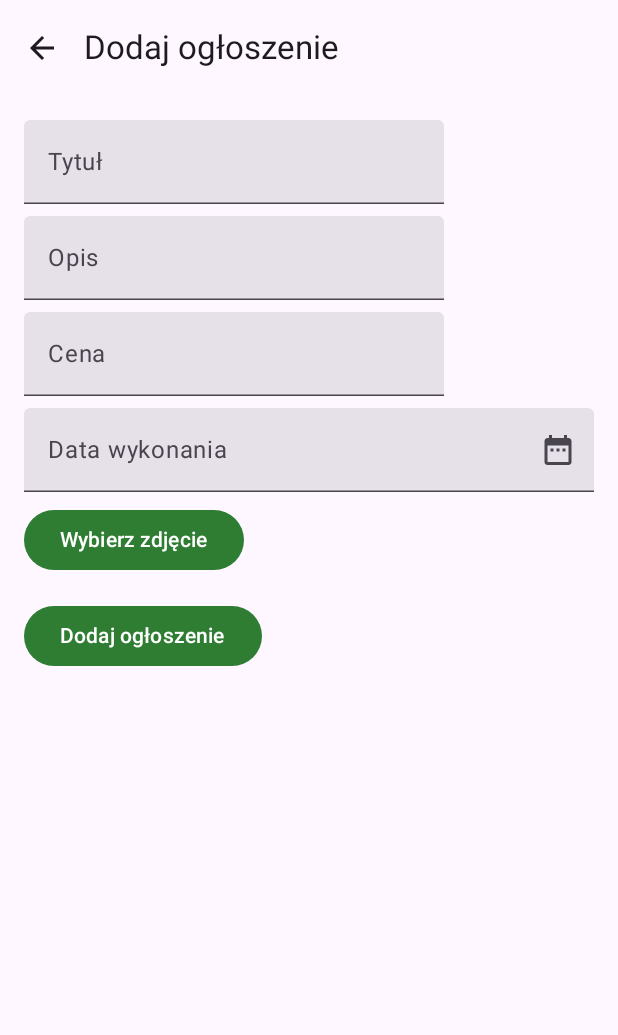
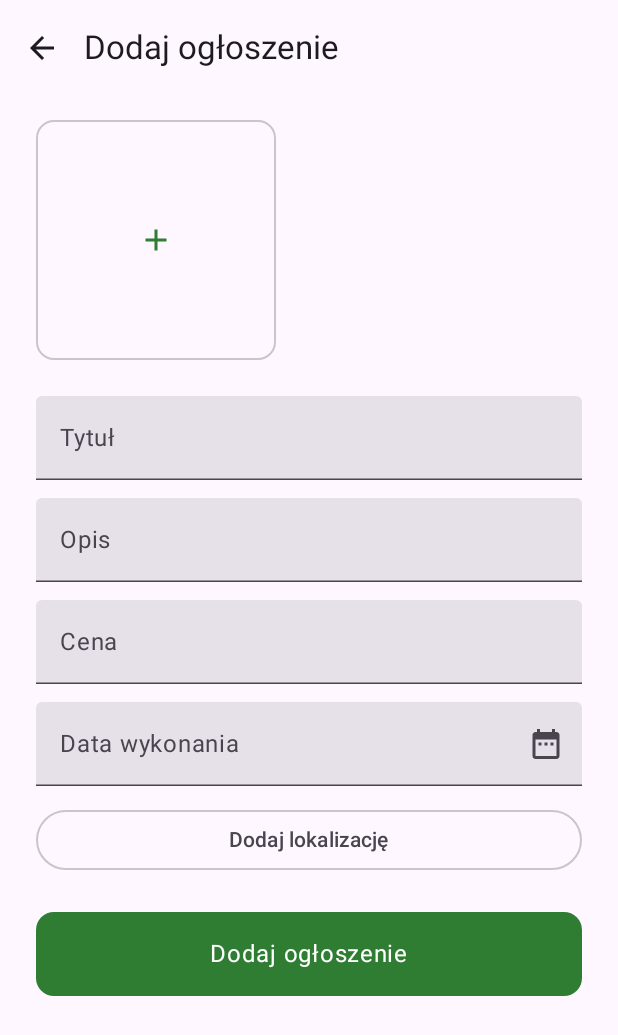
Before and after one commit to Lukiiluki68/Helply, an Android app built with Jetpack Compose: the CreateAdScreen screen opened through its navigation route, on a phone screen of 412 x 824 dp. Shown: the top 1035 px of the screen. Run offline under Robolectric (Android 15) with nearby library versions, the phone set to English and light mode, and no system bars; our stand-ins replace Firebase (no records; nobody signed in at launch, a user with empty details on screens opened directly).

Commit message:
Dodano wygląd CreateAdScreen i funkcjonalność Dark Theme

```diff
--- a/app/src/main/java/com/example/helplyt/presentation/create_ad/CreateAdScreen.kt
+++ b/app/src/main/java/com/example/helplyt/presentation/create_ad/CreateAdScreen.kt
@@ -1,70 +1,73 @@
+
+import android.app.DatePickerDialog
 import android.net.Uri
 import androidx.activity.compose.rememberLauncherForActivityResult
 import androidx.activity.result.contract.ActivityResultContracts
-import androidx.compose.foundation.layout.Arrangement
-import androidx.compose.foundation.layout.Column
-import androidx.compose.foundation.layout.Spacer
-import androidx.compose.foundation.layout.fillMaxSize
-import androidx.compose.foundation.layout.height
-import androidx.compose.foundation.layout.padding
+import androidx.compose.foundation.Image
+import androidx.compose.foundation.background
+import androidx.compose.foundation.clickable
+import androidx.compose.foundation.layout.*
+import androidx.compose.foundation.lazy.LazyRow
+import androidx.compose.foundation.lazy.items
+import androidx.compose.foundation.shape.CircleShape
+import androidx.compose.foundation.shape.RoundedCornerShape
 import androidx.compose.material.icons.Icons
-import androidx.compose.material.icons.filled.ArrowBack
-import androidx.compose.material3.Button
-import androidx.compose.material3.ExperimentalMaterial3Api
-import androidx.compose.material3.Icon
-import androidx.compose.material3.IconButton
-import androidx.compose.material3.Scaffold
-import androidx.compose.material3.Text
-import androidx.compose.material3.TextField
-import androidx.compose.material3.TopAppBar
-import androidx.compose.runtime.Composable
-import androidx.compose.runtime.getValue
-import androidx.compose.runtime.mutableStateOf
-import androidx.compose.runtime.remember
-import androidx.compose.runtime.setValue
+import androidx.compose.material.icons.filled.Add
+import androidx.compose.material.icons.filled.Close
+import androidx.compose.material.icons.filled.DateRange
+import androidx.compose.material.icons.automirrored.filled.ArrowBack
+import androidx.compose.material3.*
+import androidx.compose.runtime.*
+import androidx.compose.ui.Alignment
 import androidx.compose.ui.Modifier
+import androidx.compose.ui.draw.clip
+import androidx.compose.ui.graphics.Color
+import androidx.compose.ui.layout.ContentScale
 import androidx.compose.ui.platform.LocalContext
 import androidx.compose.ui.unit.dp
 import androidx.lifecycle.viewmodel.compose.viewModel
 import androidx.navigation.NavController
-import android.app.DatePickerDialog
-import androidx.compose.foundation.clickable
-import androidx.compose.foundation.layout.fillMaxWidth
-import androidx.compose.material.icons.filled.ArrowDropDown
-import androidx.compose.material.icons.filled.DateRange
+import coil.compose.rememberAsyncImagePainter
 import java.util.*
 
 @OptIn(ExperimentalMaterial3Api::class)
 @Composable
 fun CreateAdScreen(
     navController: NavController,
-    viewModel: CreateAdViewModel = viewModel() ,
-            onBack: () -> Unit = { navController.popBackStack() }
+    viewModel: CreateAdViewModel = viewModel(),
+    onBack: () -> Unit = { navController.popBackStack() }
 ) {
     val context = LocalContext.current
     var title by remember { mutableStateOf("") }
     var description by remember { mutableStateOf("") }
     var price by remember { mutableStateOf("") }
     var date by remember { mutableStateOf("") }
-    var imageUri by remember { mutableStateOf<Uri?>(null) }
+    val imageUris = remember { mutableStateListOf<Uri>() }
+
+    // Lokalizacja dialog
+    var showLocationDialog by remember { mutableStateOf(false) }
+    var zip by remember { mutableStateOf("") }
+    var city by remember { mutableStateOf("") }
+    var street by remember { mutableStateOf("") }
+    var building by remember { mutableStateOf("") }
+
     val calendar = Calendar.getInstance()
-    val year = calendar.get(Calendar.YEAR)
-    val month = calendar.get(Calendar.MONTH)
-    val day = calendar.get(Calendar.DAY_OF_MONTH)
-
     val datePickerDialog = DatePickerDialog(
         context,
-        { _, selectedYear, selectedMonth, selectedDay ->
-            date = "%02d-%02d-%04d".format(selectedDay, selectedMonth + 1, selectedYear)
+        { _, year, month, day ->
+            date = "%02d-%02d-%04d".format(day, month + 1, year)
         },
-        year,
-        month,
-        day
+        calendar.get(Calendar.YEAR),
+        calendar.get(Calendar.MONTH),
+        calendar.get(Calendar.DAY_OF_MONTH)
     )
+
     val launcher = rememberLauncherForActivityResult(
-        contract = ActivityResultContracts.GetContent()
-    ) { uri: Uri? ->
-        imageUri = uri
+        contract = ActivityResultContracts.OpenMultipleDocuments()
+    ) { uris ->
+        val remainingSlots = 5 - imageUris.size
+        val selected = uris.take(remainingSlots)
+        imageUris.addAll(selected)
     }
 
     Scaffold(
@@ -72,26 +75,103 @@ fun CreateAdScreen(
             TopAppBar(
                 title = { Text("Dodaj ogłoszenie") },
                 navigationIcon = {
-                    IconButton(onClick = { navController.popBackStack() }) {
-                        Icon(Icons.Default.ArrowBack, contentDescription = "Wróć")
+                    IconButton(onClick = { onBack() }) {
+                        Icon(Icons.AutoMirrored.Filled.ArrowBack, contentDescription = "Wróć")
                     }
                 }
             )
         }
     ) { innerPadding ->
+
         Column(
             modifier = Modifier
                 .fillMaxSize()
                 .padding(innerPadding)
-                .padding(16.dp),
-            verticalArrangement = Arrangement.Top
+                .padding(horizontal = 24.dp, vertical = 16.dp),
+            verticalArrangement = Arrangement.Top,
+            horizontalAlignment = Alignment.CenterHorizontally
         ) {
-            TextField(value = title, onValueChange = { title = it }, label = { Text("Tytuł") })
-            Spacer(modifier = Modifier.height(8.dp))
-            TextField(value = description, onValueChange = { description = it }, label = { Text("Opis") })
-            Spacer(modifier = Modifier.height(8.dp))
-            TextField(value = price, onValueChange = { price = it }, label = { Text("Cena") })
-            Spacer(modifier = Modifier.height(8.dp))
+            LazyRow(
+                modifier = Modifier.fillMaxWidth(),
+                horizontalArrangement = Arrangement.spacedBy(8.dp)
+            ) {
+                items(imageUris) { uri ->
+                    Box(modifier = Modifier.size(160.dp)) {
+                        Image(
+                            painter = rememberAsyncImagePainter(uri),
+                            contentDescription = null,
+                            contentScale = ContentScale.Crop,
+                            modifier = Modifier
+                                .fillMaxSize()
+                                .clip(RoundedCornerShape(12.dp))
+                        )
+                        Box(
+                            modifier = Modifier
+                                .align(Alignment.TopEnd)
+                                .padding(4.dp)
+                                .size(28.dp)
+                                .background(Color.White, shape = CircleShape),
+                            contentAlignment = Alignment.Center
+                        ) {
+                            IconButton(
+                                onClick = { imageUris.remove(uri) },
+                                modifier = Modifier.size(20.dp)
+                            ) {
+                                Icon(
+                                    imageVector = Icons.Default.Close,
+                                    contentDescription = "Usuń",
+                                    tint = Color.Black
+                                )
+                            }
+                        }
+                    }
+                }
+
+                if (imageUris.size < 5) {
+                    item {
+                        OutlinedButton(
+                            onClick = { launcher.launch(arrayOf("image/*")) },
+                            modifier = Modifier.size(160.dp),
+                            shape = RoundedCornerShape(12.dp),
+                            colors = ButtonDefaults.outlinedButtonColors(
+                                contentColor = MaterialTheme.colorScheme.primary
+                            )
+                        ) {
+                            Icon(Icons.Default.Add, contentDescription = "Dodaj")
+                        }
+                    }
+                }
+            }
+
+            Spacer(modifier = Modifier.height(24.dp))
+
+            TextField(
+                value = title,
+                onValueChange = { title = it },
+                label = { Text("Tytuł") },
+                modifier = Modifier.fillMaxWidth()
+            )
+
+            Spacer(modifier = Modifier.height(12.dp))
+
+            TextField(
+                value = description,
+                onValueChange = { description = it },
+                label = { Text("Opis") },
+                modifier = Modifier.fillMaxWidth()
+            )
+
+            Spacer(modifier = Modifier.height(12.dp))
+
+            TextField(
+                value = price,
+                onValueChange = { price = it },
+                label = { Text("Cena") },
+                modifier = Modifier.fillMaxWidth()
+            )
+
+            Spacer(modifier = Modifier.height(12.dp))
+
             TextField(
                 value = date,
                 onValueChange = {},
@@ -106,24 +186,67 @@ fun CreateAdScreen(
                     .fillMaxWidth()
                     .clickable { datePickerDialog.show() }
             )
-            Spacer(modifier = Modifier.height(8.dp))
 
-            Button(onClick = { launcher.launch("image/*") }) {
-                Text("Wybierz zdjęcie")
+            Spacer(modifier = Modifier.height(12.dp))
+
+            OutlinedButton(
+                onClick = { showLocationDialog = true },
+                modifier = Modifier
+                    .fillMaxWidth()
+
+            ) {
+                Text("Dodaj lokalizację")
             }
 
-            imageUri?.let {
-                Spacer(modifier = Modifier.height(8.dp))
-                Text("Wybrano zdjęcie: ${it.lastPathSegment}")
-            }
+            Spacer(modifier = Modifier.height(24.dp))
 
-            Spacer(modifier = Modifier.height(16.dp))
-            Button(onClick = {
-                viewModel.createAd(title, description, price, date, imageUri, context)
-                navController.popBackStack()
-            }) {
-                Text("Dodaj ogłoszenie")
+            Card(
+                onClick = {
+                    viewModel.createAd(title, description, price, date, imageUris.toList(), context)
+                    navController.popBackStack()
+                },
+                modifier = Modifier
+                    .fillMaxWidth()
+                    .height(56.dp),
+                shape = MaterialTheme.shapes.medium,
+                colors = CardDefaults.cardColors(containerColor = MaterialTheme.colorScheme.primary)
+            ) {
+                Box(contentAlignment = Alignment.Center, modifier = Modifier.fillMaxSize()) {
+                    Text(
+                        text = "Dodaj ogłoszenie",
+                        color = MaterialTheme.colorScheme.onPrimary,
+                        style = MaterialTheme.typography.bodyLarge
+                    )
+                }
             }
         }
     }
+
+    if (showLocationDialog) {
+        AlertDialog(
+            onDismissRequest = { showLocationDialog = false },
+            confirmButton = {
+                TextButton(onClick = {
+                    // TODO: obsługa zapisanej lokalizacji
+                    showLocationDialog = false
+                }) {
+                    Text("Zapisz")
+                }
+            },
+            dismissButton = {
+                TextButton(onClick = { showLocationDialog = false }) {
+                    Text("Anuluj")
+                }
+            },
+            title = { Text("Dodaj lokalizację") },
+            text = {
+                Column {
+                    TextField(value = zip, onValueChange = { zip = it }, label = { Text("Kod pocztowy") })
+                    TextField(value = city, onValueChange = { city = it }, label = { Text("Miasto") })
+                    TextField(value = street, onValueChange = { street = it }, label = { Text("Ulica") })
+                    TextField(value = building, onValueChange = { building = it }, label = { Text("Numer budynku / mieszkania") })
+                }
+            }
+        )
+    }
 }
--- a/app/src/main/java/com/example/helplyt/presentation/login/LoginScreen.kt
+++ b/app/src/main/java/com/example/helplyt/presentation/login/LoginScreen.kt
@@ -1,5 +1,6 @@
 import android.widget.Toast
 import androidx.compose.foundation.Image
+import androidx.compose.foundation.background
 import androidx.compose.foundation.layout.*
 import androidx.compose.material.icons.Icons
 import androidx.compose.material.icons.filled.Email
@@ -46,6 +47,7 @@ fun LoginScreen(
     Column(
         modifier = Modifier
             .fillMaxSize()
+            .background(MaterialTheme.colorScheme.background)
             .padding(horizontal = 24.dp),
         horizontalAlignment = Alignment.CenterHorizontally,
         verticalArrangement = Arrangement.Center
--- a/app/src/main/java/com/example/helplyt/presentation/register/RegisterScreen.kt
+++ b/app/src/main/java/com/example/helplyt/presentation/register/RegisterScreen.kt
@@ -1,5 +1,6 @@
 import android.widget.Toast
 import androidx.compose.foundation.Image
+import androidx.compose.foundation.background
 import androidx.compose.foundation.layout.*
 import androidx.compose.material.icons.Icons
 import androidx.compose.material.icons.filled.Email
@@ -31,6 +32,7 @@ fun RegisterScreen(
     Column(
         modifier = Modifier
             .fillMaxSize()
+            .background(MaterialTheme.colorScheme.background)
             .padding(horizontal = 24.dp),
         horizontalAlignment = Alignment.CenterHorizontally,
         verticalArrangement = Arrangement.Center
```
Also changed, not shown: app/src/main/java/com/example/helplyt/presentation/create_ad/CreateAdViewModel.kt (+22 -10 lines), app/src/main/java/com/example/helplyt/presentation/home/HomeScreen.kt (+6 -6 lines), app/src/main/res/drawable/text_logo_dark.png (added).
